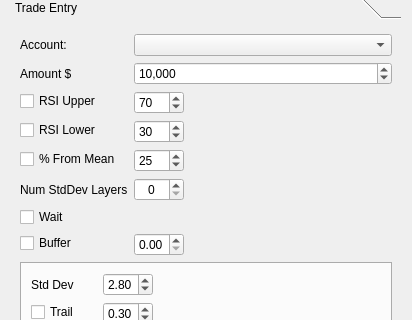
Qt form globalconfigdialog.ui (ProDataLab/nkny) before a commit; both pictures show x 0 to 412 and y 109 to 429 of the 412 by 578 pixel window.
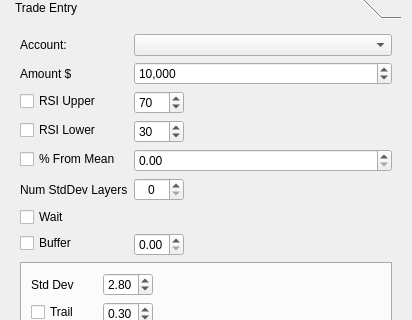
The same form after that commit. The open tabs and pages were chosen to show the change.

The edit to the form file:
```diff
--- a/globalconfigdialog.ui
+++ b/globalconfigdialog.ui
@@ -382,15 +382,13 @@
        <rect>
         <x>0</x>
         <y>0</y>
-        <width>394</width>
-        <height>376</height>
+        <width>380</width>
+        <height>459</height>
        </rect>
       </property>
       <attribute name="label">
        <string>Trade Entry</string>
       </attribute>
-      <layout class="QVBoxLayout" name="verticalLayout">
-       <item>
         <layout class="QFormLayout" name="formLayout_3">
          <item row="0" column="0">
           <widget class="QLabel" name="label_6">
@@ -479,18 +477,9 @@
           </widget>
          </item>
          <item row="4" column="1">
-          <widget class="QSpinBox" name="tradeEntryPercentFromMeanSpinBox_2">
-           <property name="maximumSize">
-            <size>
-             <width>50</width>
-             <height>16777215</height>
-            </size>
-           </property>
+        <widget class="QDoubleSpinBox" name="tradeEntryPercentFromMeanDoubleSpinBox_2">
            <property name="maximum">
-            <number>999</number>
-           </property>
-           <property name="value">
-            <number>25</number>
+          <double>999.990000000000009</double>
            </property>
           </widget>
          </item>
@@ -553,9 +542,7 @@
            </property>
           </widget>
          </item>
-        </layout>
-       </item>
-       <item>
+       <item row="8" column="0" colspan="2">
         <widget class="QTabWidget" name="layersTabWidget_2">
          <property name="currentIndex">
           <number>0</number>
```
Left out of the diff: 35 changed lines with no effect on the pictures. Lines whose indentation alone changed are shown as unchanged.
